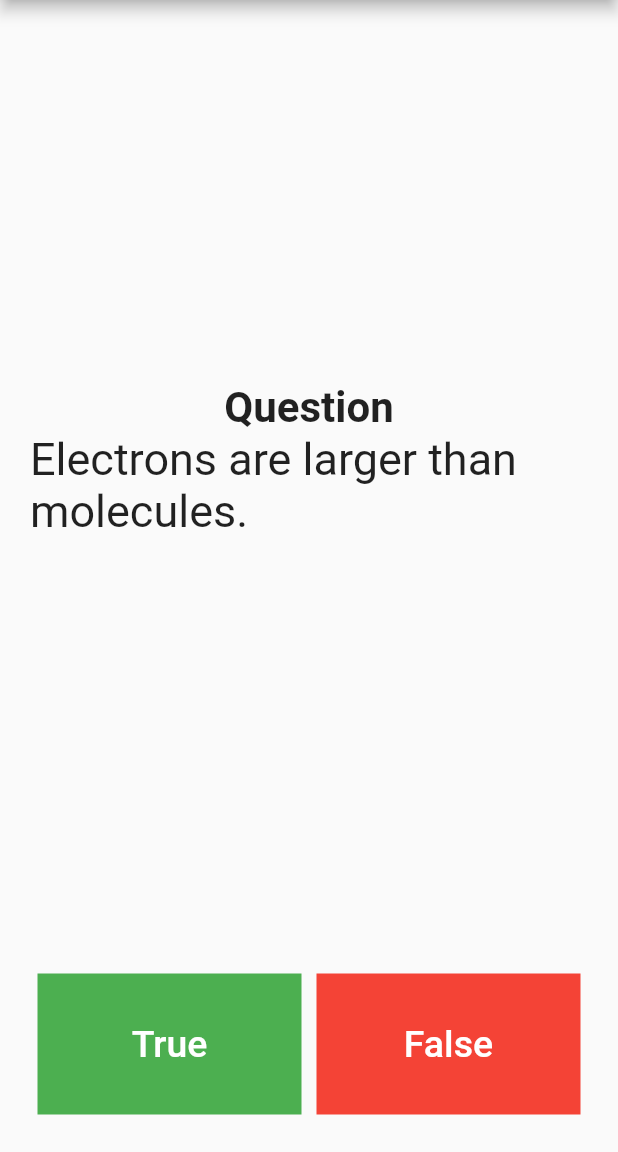
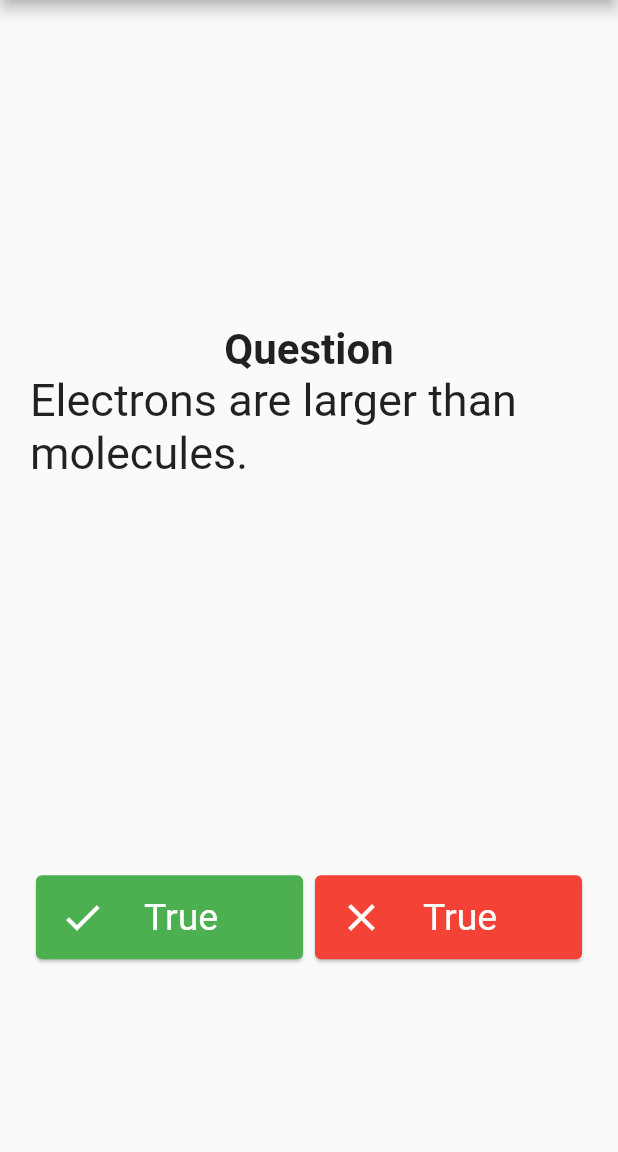
Before and after one commit to WannaBeProgrammer22/dog-quiz-flutter, a Flutter app: the screen it shows after launch, on a phone screen of 412 x 824 dp, the part 84-1236 px from its top. Run offline on Flutter 3.47's test engine with Material 2 defaults, Android fonts, the phone set to English and light mode, and no system bars; our stand-ins replace rflutter_alert.

Commit message:
changing container to card widget button

```diff
--- a/lib/main.dart
+++ b/lib/main.dart
@@ -134,15 +134,18 @@ class _QuizzyPageState extends State<QuizzyPage> {
           child: Row(
             children: <Widget>[
               Expanded(
-                child: Container(
-                  margin: EdgeInsets.all(5.0),
+                child: Card(
                   color: Colors.green,
-                  child: FlatButton(
-                    onPressed: () {
+                  child: ListTile(
+                    onTap: () {
                       checkAnswer(true);
                     },
-                    child: Center(
-                      child: Text(
+                    leading: Icon(
+                      Icons.check,
+                      color: Colors.white,
+                      size: 30.0,
+                    ),
+                    title: Text(
                       'True',
                       style: TextStyle(
                         color: Colors.white,
@@ -152,18 +155,20 @@ class _QuizzyPageState extends State<QuizzyPage> {
                   ),
                 ),
               ),
-              ),
               Expanded(
-                child: Container(
-                  margin: EdgeInsets.all(5.0),
+                child: Card(
                   color: Colors.red,
-                  child: FlatButton(
-                    onPressed: () {
+                  child: ListTile(
+                    onTap: () {
                       checkAnswer(false);
                     },
-                    child: Center(
-                      child: Text(
-                        'False',
+                    leading: Icon(
+                      Icons.close,
+                      color: Colors.white,
+                      size: 30.0,
+                    ),
+                    title: Text(
+                      'True',
                       style: TextStyle(
                         color: Colors.white,
                         fontSize: 25.0,
@@ -172,12 +177,14 @@ class _QuizzyPageState extends State<QuizzyPage> {
                   ),
                 ),
               ),
-              ),
             ],
           ),
         ),
-        Row(
+        Expanded(
+          flex: 1,
+          child: Row(
             children: scoreKeeper,
+          ),
         )
       ],
     );
```
Lines whose indentation alone changed are shown as unchanged.
